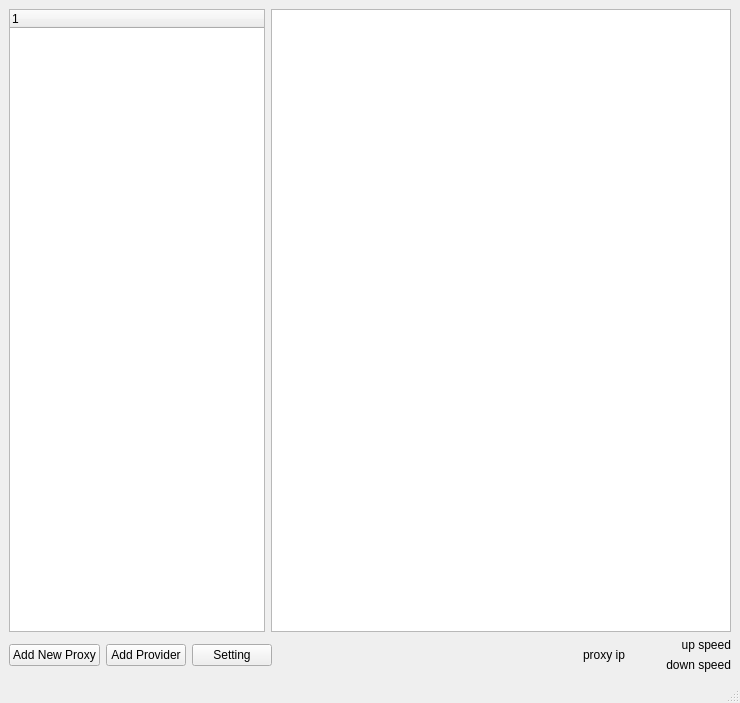
Qt form ui/MainWindow.ui (ktereyp/bridge) before a commit.
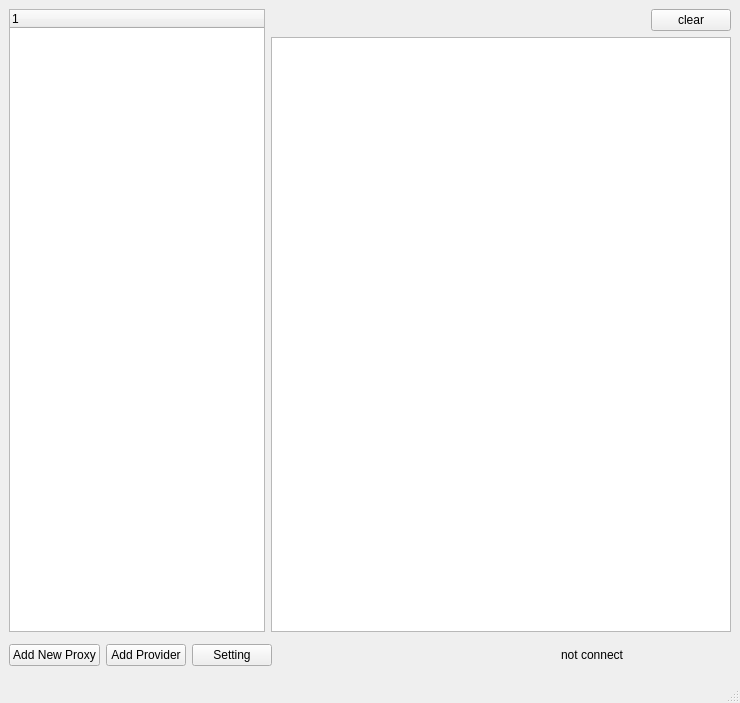
The same form after that commit.

Commit message: add button clearing logs

```diff
--- a/ui/MainWindow.ui
+++ b/ui/MainWindow.ui
@@ -44,6 +44,30 @@
       </item>
       <item>
        <layout class="QVBoxLayout" name="verticalLayout_2">
+        <item>
+         <layout class="QHBoxLayout" name="horizontalLayout">
+          <item>
+           <spacer name="horizontalSpacer_2">
+            <property name="orientation">
+             <enum>Qt::Horizontal</enum>
+            </property>
+            <property name="sizeHint" stdset="0">
+             <size>
+              <width>40</width>
+              <height>20</height>
+             </size>
+            </property>
+           </spacer>
+          </item>
+          <item>
+           <widget class="QPushButton" name="clearLogBtn">
+            <property name="text">
+             <string>clear</string>
+            </property>
+           </widget>
+          </item>
+         </layout>
+        </item>
         <item>
          <widget class="QPlainTextEdit" name="logView"/>
         </item>
@@ -90,7 +114,7 @@
       <item>
        <widget class="QLabel" name="proxyIp">
         <property name="text">
-         <string>proxy ip</string>
+         <string>not connect</string>
         </property>
        </widget>
       </item>
@@ -105,7 +129,7 @@
            </size>
           </property>
           <property name="text">
-           <string>up speed</string>
+           <string/>
           </property>
           <property name="alignment">
            <set>Qt::AlignRight|Qt::AlignTrailing|Qt::AlignVCenter</set>
@@ -121,7 +145,7 @@
            </size>
           </property>
           <property name="text">
-           <string>down speed</string>
+           <string/>
           </property>
           <property name="alignment">
            <set>Qt::AlignRight|Qt::AlignTrailing|Qt::AlignVCenter</set>
```
The commit also changes 2 other files.
